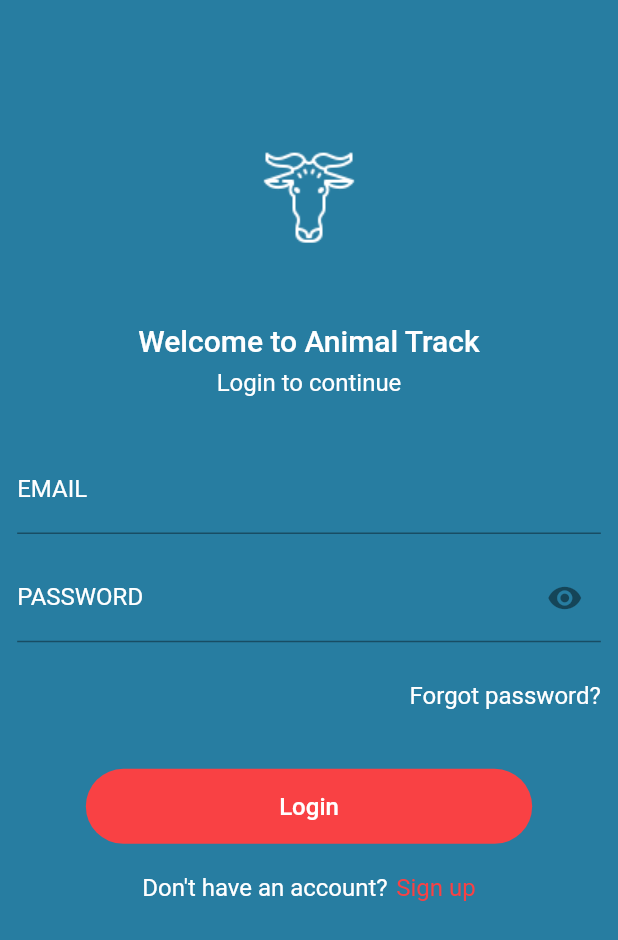
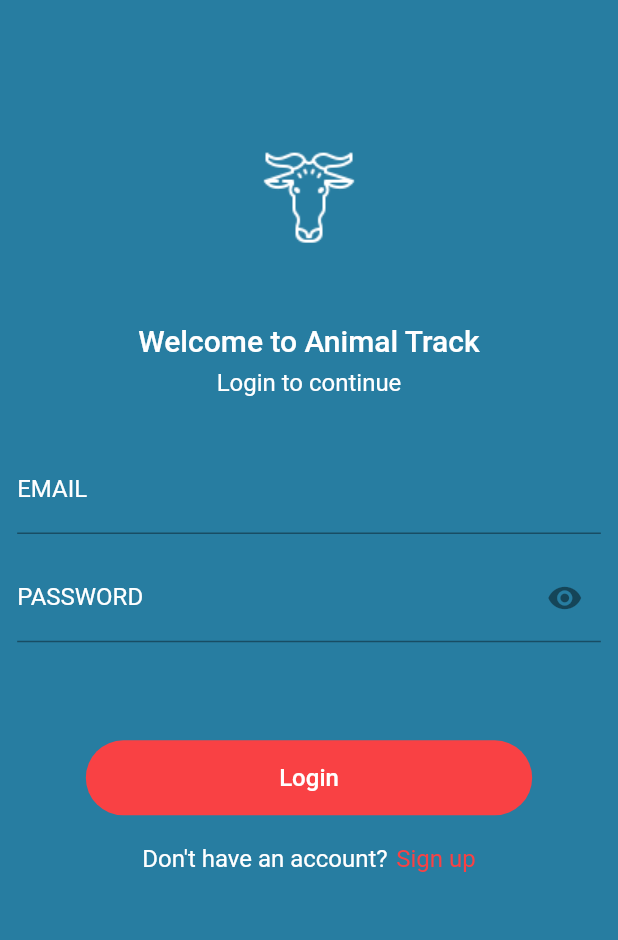
Before and after one commit to Viktordavid/School-project-, a Flutter app: the screen it shows after launch, on a phone screen of 412 x 824 dp. Shown: the top 940 px of the screen. Run offline on Flutter 3.47's test engine with Material 2 defaults, Android fonts, the phone set to English and light mode, and no system bars; our stand-ins replace cloud_firestore, firebase_auth, firebase_core, flutter_screenutil, flutter_secure_storage, get_it; accounts and stored records are empty.

Commit message:
fix: saves userId when user signs up, removes forgot password

```diff
--- a/lib/view-models/dashboard_view_model.dart
+++ b/lib/view-models/dashboard_view_model.dart
@@ -54,6 +54,7 @@ class DashboardViewModel extends BaseViewModel {
           break;
         case LoginViewRoute:
           await logout();
+          navigationService.pushReplacementNamed(LoginViewRoute);
           break;
         default:
           navigationService.pushNamed(route);
--- a/lib/views/login_view.dart
+++ b/lib/views/login_view.dart
@@ -119,18 +119,18 @@ class _LoginViewState extends State<LoginView> {
               inputType: TextInputType.emailAddress,
             ),
             CustomSpacer(flex: 4),
-            Align(
-              alignment: Alignment.centerRight,
-              child: GestureDetector(
-                onTap: () {},
-                child: Text('Forgot password?',
-                  style: Theme.of(context)
-                      .textTheme
-                      .subtitle1!
-                      .copyWith(color: Theme.of(context).primaryColorLight),
-                ),
-              ),
-            ),
+            // Align(
+            //   alignment: Alignment.centerRight,
+            //   child: GestureDetector(
+            //     onTap: () {},
+            //     child: Text('Forgot password?',
+            //       style: Theme.of(context)
+            //           .textTheme
+            //           .subtitle1!
+            //           .copyWith(color: Theme.of(context).primaryColorLight),
+            //     ),
+            //   ),
+            // ),
             CustomSpacer(flex: 6),
             Button(
               loading: loginVM.loading,
@@ -155,9 +155,13 @@ class _LoginViewState extends State<LoginView> {
             Row(
               mainAxisAlignment: MainAxisAlignment.center,
               children: [
-                Text("Don't have an account?",
-                    style: Theme.of(context).textTheme.subtitle1!
-                  .copyWith(color: Theme.of(context).primaryColorLight),),
+                Text(
+                  "Don't have an account?",
+                  style: Theme.of(context)
+                      .textTheme
+                      .subtitle1!
+                      .copyWith(color: Theme.of(context).primaryColorLight),
+                ),
                 CustomSpacer(horizontal: true, flex: 1),
                 GestureDetector(
                   onTap: () {
```
Also changed, not shown: lib/view-models/sign_up_view_model.dart (+9 -3 lines).
